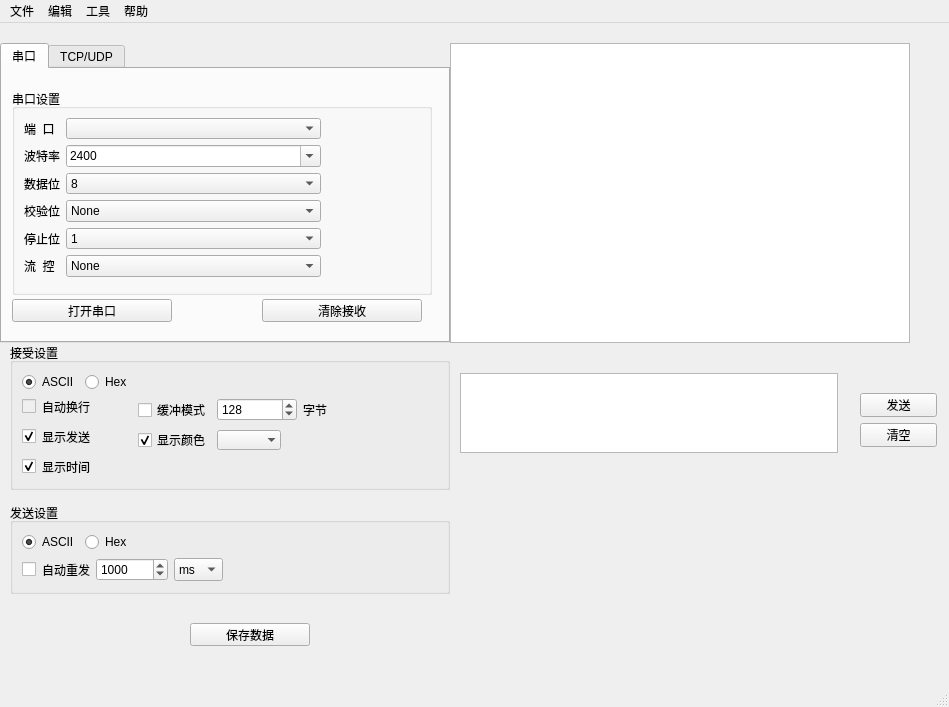
Above: serial_test/mainwindow.ui from zzrgenius/qt_study before the change. Below: the same form after it.
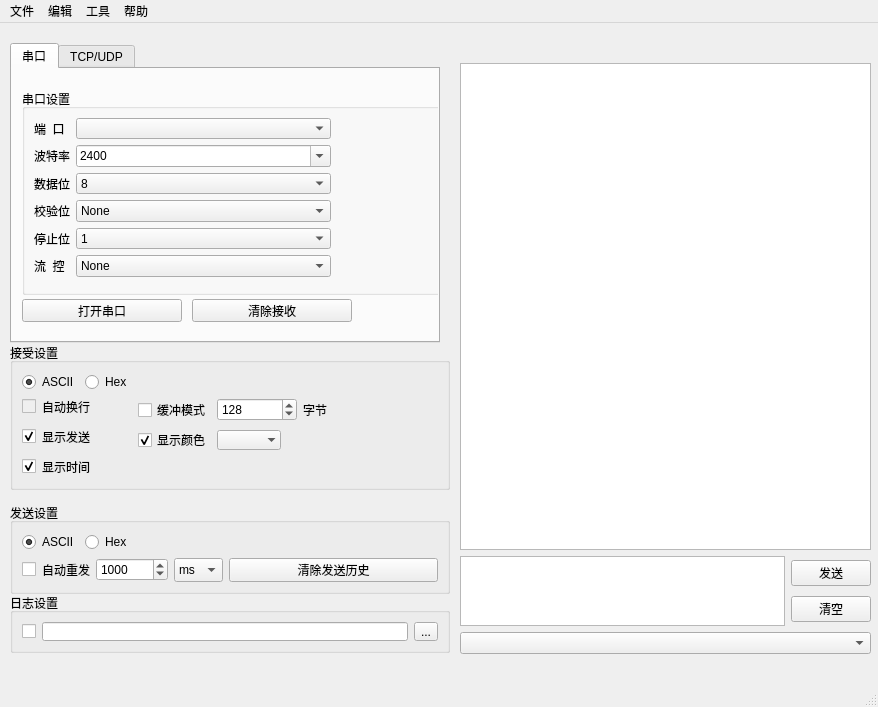
That is the form after the change.

```diff
--- a/serial_test/mainwindow.ui
+++ b/serial_test/mainwindow.ui
@@ -6,7 +6,7 @@
    <rect>
     <x>0</x>
     <y>0</y>
-    <width>949</width>
+    <width>878</width>
     <height>707</height>
    </rect>
   </property>
@@ -14,25 +14,12 @@
    <string>MainWindow</string>
   </property>
   <widget class="QWidget" name="centralwidget">
-   <widget class="QPushButton" name="SaveRxBufButton">
-    <property name="geometry">
-     <rect>
-      <x>190</x>
-      <y>600</y>
-      <width>120</width>
-      <height>23</height>
-     </rect>
-    </property>
-    <property name="text">
-     <string>保存数据</string>
-    </property>
-   </widget>
    <widget class="QTabWidget" name="tabWidget">
     <property name="geometry">
      <rect>
-      <x>0</x>
+      <x>10</x>
       <y>20</y>
-      <width>450</width>
+      <width>430</width>
       <height>300</height>
      </rect>
     </property>
@@ -48,7 +35,7 @@
        <rect>
         <x>10</x>
         <y>20</y>
-        <width>420</width>
+        <width>430</width>
         <height>206</height>
        </rect>
       </property>
@@ -415,7 +402,7 @@
      <widget class="QPushButton" name="clearRxButton">
       <property name="geometry">
        <rect>
-        <x>260</x>
+        <x>180</x>
         <y>230</y>
         <width>160</width>
         <height>23</height>
@@ -1078,17 +1065,47 @@
        </item>
       </layout>
      </item>
+     <item row="1" column="1">
+      <widget class="QPushButton" name="clearTxHistoryButton">
+       <property name="text">
+        <string>清除发送历史</string>
+       </property>
+      </widget>
+     </item>
     </layout>
    </widget>
    <widget class="QWidget" name="layoutWidget_2">
     <property name="geometry">
      <rect>
-      <x>860</x>
-      <y>370</y>
-      <width>77</width>
-      <height>54</height>
+      <x>460</x>
+      <y>40</y>
+      <width>411</width>
+      <height>591</height>
      </rect>
     </property>
+    <layout class="QVBoxLayout" name="verticalLayout_2">
+     <item>
+      <widget class="QPlainTextEdit" name="pteShowRecieve"/>
+     </item>
+     <item>
+      <layout class="QHBoxLayout" name="horizontalLayout_8">
+       <item>
+        <widget class="QPlainTextEdit" name="pteSend">
+         <property name="sizePolicy">
+          <sizepolicy hsizetype="Expanding" vsizetype="Preferred">
+           <horstretch>0</horstretch>
+           <verstretch>0</verstretch>
+          </sizepolicy>
+         </property>
+         <property name="maximumSize">
+          <size>
+           <width>16777215</width>
+           <height>80</height>
+          </size>
+         </property>
+        </widget>
+       </item>
+       <item>
     <layout class="QVBoxLayout" name="verticalLayout_4">
      <item>
       <widget class="QPushButton" name="pbtSend">
@@ -1105,38 +1122,80 @@
       </widget>
      </item>
     </layout>
-   </widget>
-   <widget class="QPlainTextEdit" name="pteSend">
-    <property name="geometry">
-     <rect>
-      <x>460</x>
-      <y>350</y>
-      <width>378</width>
-      <height>80</height>
-     </rect>
-    </property>
+       </item>
+      </layout>
+     </item>
+     <item>
+      <widget class="QComboBox" name="cbbSendHistory">
     <property name="sizePolicy">
-     <sizepolicy hsizetype="Expanding" vsizetype="Preferred">
+        <sizepolicy hsizetype="Expanding" vsizetype="Fixed">
       <horstretch>0</horstretch>
       <verstretch>0</verstretch>
      </sizepolicy>
     </property>
+       <property name="minimumSize">
+        <size>
+         <width>0</width>
+         <height>16</height>
+        </size>
+       </property>
     <property name="maximumSize">
      <size>
       <width>16777215</width>
-      <height>80</height>
+         <height>64</height>
      </size>
     </property>
    </widget>
-   <widget class="QPlainTextEdit" name="pteShowRecieve">
+     </item>
+    </layout>
+   </widget>
+   <widget class="QGroupBox" name="horizontalGroupBox_8">
     <property name="geometry">
      <rect>
-      <x>450</x>
-      <y>20</y>
-      <width>460</width>
-      <height>300</height>
+      <x>10</x>
+      <y>570</y>
+      <width>440</width>
+      <height>60</height>
      </rect>
     </property>
+    <property name="title">
+     <string>日志设置</string>
+    </property>
+    <layout class="QHBoxLayout" name="horizontalLayout_14">
+     <item>
+      <widget class="QCheckBox" name="cbEnableLog">
+       <property name="sizePolicy">
+        <sizepolicy hsizetype="Fixed" vsizetype="Fixed">
+         <horstretch>0</horstretch>
+         <verstretch>0</verstretch>
+        </sizepolicy>
+       </property>
+       <property name="text">
+        <string/>
+       </property>
+      </widget>
+     </item>
+     <item>
+      <widget class="QLineEdit" name="leLogPath">
+       <property name="sizePolicy">
+        <sizepolicy hsizetype="Preferred" vsizetype="Fixed">
+         <horstretch>0</horstretch>
+         <verstretch>0</verstretch>
+        </sizepolicy>
+       </property>
+       <property name="clearButtonEnabled">
+        <bool>true</bool>
+       </property>
+      </widget>
+     </item>
+     <item>
+      <widget class="QToolButton" name="tbtSeleteLogPath">
+       <property name="text">
+        <string>...</string>
+       </property>
+      </widget>
+     </item>
+    </layout>
    </widget>
   </widget>
   <widget class="QMenuBar" name="menubar">
@@ -1144,7 +1203,7 @@
     <rect>
      <x>0</x>
      <y>0</y>
-     <width>949</width>
+     <width>878</width>
      <height>23</height>
     </rect>
    </property>
```
Left out of the diff: 2 changed lines with no effect on the pictures. Lines whose indentation alone changed are shown as unchanged.
